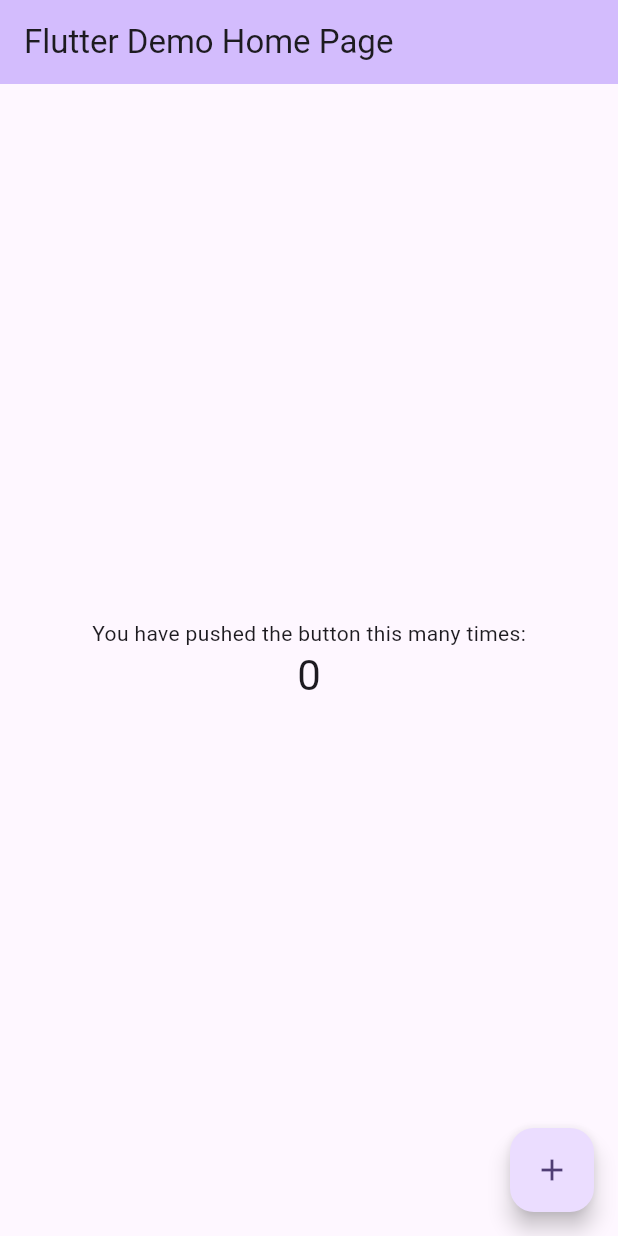
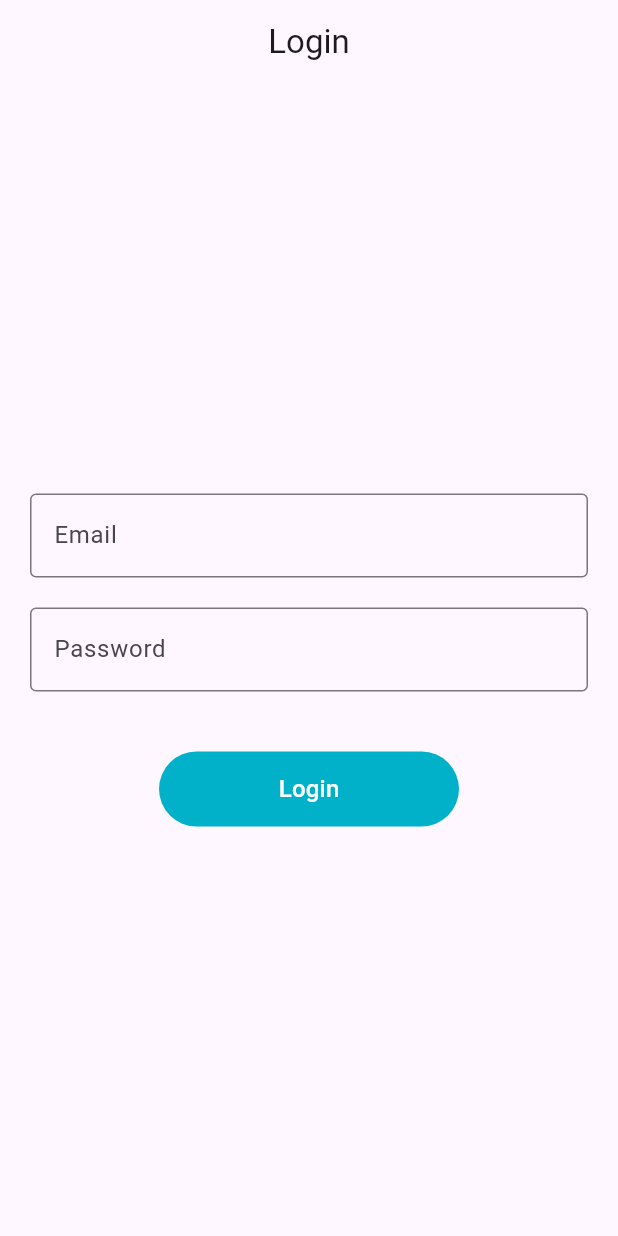
Before and after one commit to JakariaKhan-CSE/Flutter-GetX-MVVM-With-REST-APIs, a Flutter app: the screen it shows after launch, on a phone screen of 412 x 824 dp. Run offline on Flutter 3.47's test engine with Material 3 defaults, Android fonts, the phone set to English and light mode, and no system bars; our stand-ins replace fluttertoast, get, shared_preferences.

Commit message:
login view page complete.

```diff
--- a/lib/main.dart
+++ b/lib/main.dart
@@ -1,125 +1,26 @@
 import 'package:flutter/material.dart';
+import 'package:get/get.dart';
+import 'package:getx_mvvm_with_restapi/res/getx_localization/language.dart';
+import 'package:getx_mvvm_with_restapi/res/routes/routes.dart';
 
 void main() {
-  runApp(const MyApp());
+  runApp(MyApp());
 }
 
 class MyApp extends StatelessWidget {
   const MyApp({super.key});
 
-  // This widget is the root of your application.
   @override
   Widget build(BuildContext context) {
-    return MaterialApp(
-      title: 'Flutter Demo',
-      theme: ThemeData(
-        // This is the theme of your application.
-        //
-        // TRY THIS: Try running your application with "flutter run". You'll see
-        // the application has a purple toolbar. Then, without quitting the app,
-        // try changing the seedColor in the colorScheme below to Colors.green
-        // and then invoke "hot reload" (save your changes or press the "hot
-        // reload" button in a Flutter-supported IDE, or press "r" if you used
-        // the command line to start the app).
-        //
-        // Notice that the counter didn't reset back to zero; the application
-        // state is not lost during the reload. To reset the state, use hot
-        // restart instead.
-        //
-        // This works for code too, not just values: Most code changes can be
-        // tested with just a hot reload.
-        colorScheme: ColorScheme.fromSeed(seedColor: Colors.deepPurple),
-        useMaterial3: true,
-      ),
-      home: const MyHomePage(title: 'Flutter Demo Home Page'),
+    return GetMaterialApp(
+      debugShowCheckedModeBanner: false,
+      title: 'Jakaria',
+      translations: Language(),
+      locale: const Locale('en', 'US'),
+      // locale kaj na korle fallback locale execute hobe
+      fallbackLocale: Locale('en', 'US'),
+      theme: ThemeData(primarySwatch: Colors.blue),
+      getPages: AppRoutes.appRoutes(),
     );
   }
 }
-
-class MyHomePage extends StatefulWidget {
-  const MyHomePage({super.key, required this.title});
-
-  // This widget is the home page of your application. It is stateful, meaning
-  // that it has a State object (defined below) that contains fields that affect
-  // how it looks.
-
-  // This class is the configuration for the state. It holds the values (in this
-  // case the title) provided by the parent (in this case the App widget) and
-  // used by the build method of the State. Fields in a Widget subclass are
-  // always marked "final".
-
-  final String title;
-
-  @override
-  State<MyHomePage> createState() => _MyHomePageState();
-}
-
-class _MyHomePageState extends State<MyHomePage> {
-  int _counter = 0;
-
-  void _incrementCounter() {
-    setState(() {
-      // This call to setState tells the Flutter framework that something has
-      // changed in this State, which causes it to rerun the build method below
-      // so that the display can reflect the updated values. If we changed
-      // _counter without calling setState(), then the build method would not be
-      // called again, and so nothing would appear to happen.
-      _counter++;
-    });
-  }
-
-  @override
-  Widget build(BuildContext context) {
-    // This method is rerun every time setState is called, for instance as done
-    // by the _incrementCounter method above.
-    //
-    // The Flutter framework has been optimized to make rerunning build methods
-    // fast, so that you can just rebuild anything that needs updating rather
-    // than having to individually change instances of widgets.
-    return Scaffold(
-      appBar: AppBar(
-        // TRY THIS: Try changing the color here to a specific color (to
-        // Colors.amber, perhaps?) and trigger a hot reload to see the AppBar
-        // change color while the other colors stay the same.
-        backgroundColor: Theme.of(context).colorScheme.inversePrimary,
-        // Here we take the value from the MyHomePage object that was created by
-        // the App.build method, and use it to set our appbar title.
-        title: Text(widget.title),
-      ),
-      body: Center(
-        // Center is a layout widget. It takes a single child and positions it
-        // in the middle of the parent.
-        child: Column(
-          // Column is also a layout widget. It takes a list of children and
-          // arranges them vertically. By default, it sizes itself to fit its
-          // children horizontally, and tries to be as tall as its parent.
-          //
-          // Column has various properties to control how it sizes itself and
-          // how it positions its children. Here we use mainAxisAlignment to
-          // center the children vertically; the main axis here is the vertical
-          // axis because Columns are vertical (the cross axis would be
-          // horizontal).
-          //
-          // TRY THIS: Invoke "debug painting" (choose the "Toggle Debug Paint"
-          // action in the IDE, or press "p" in the console), to see the
-          // wireframe for each widget.
-          mainAxisAlignment: MainAxisAlignment.center,
-          children: <Widget>[
-            const Text(
-              'You have pushed the button this many times:',
-            ),
-            Text(
-              '$_counter',
-              style: Theme.of(context).textTheme.headlineMedium,
-            ),
-          ],
-        ),
-      ),
-      floatingActionButton: FloatingActionButton(
-        onPressed: _incrementCounter,
-        tooltip: 'Increment',
-        child: const Icon(Icons.add),
-      ), // This trailing comma makes auto-formatting nicer for build methods.
-    );
-  }
-}
--- a/lib/res/routes/routes.dart
+++ b/lib/res/routes/routes.dart
@@ -1,5 +1,21 @@
+import 'package:get/get.dart';
+import 'package:getx_mvvm_with_restapi/res/routes/routes_name.dart';
+import 'package:getx_mvvm_with_restapi/view/login/login_view.dart';
+import 'package:getx_mvvm_with_restapi/view/splash_screen.dart';
+
 class AppRoutes {
-  static appRoutes() => [];
+  static appRoutes() => [
+        GetPage(
+            name: RouteName.splashScreen,
+            page: () => SplashScreen(),
+            transitionDuration: Duration(milliseconds: 250),
+            transition: Transition.leftToRightWithFade),
+        GetPage(
+            name: RouteName.loginView,
+            page: () => LoginView(),
+            transitionDuration: Duration(milliseconds: 250),
+            transition: Transition.leftToRightWithFade),
+      ];
   // static appRoutes() => [
   //   GetPage(
   //     name: RouteName.splashScreen,
--- /dev/null
+++ b/lib/view/login/login_view.dart
@@ -0,0 +1,54 @@
+import 'package:flutter/material.dart';
+import 'package:get/get.dart';
+import 'package:getx_mvvm_with_restapi/view/login/widget/input_email_widget.dart';
+import 'package:getx_mvvm_with_restapi/view/login/widget/input_password_widget.dart';
+import 'package:getx_mvvm_with_restapi/view/login/widget/login_button_widget.dart';
+import 'package:getx_mvvm_with_restapi/view_models/controller/login/login_view_model.dart';
+
+class LoginView extends StatefulWidget {
+  const LoginView({super.key});
+
+  @override
+  State<LoginView> createState() => _LoginViewState();
+}
+
+class _LoginViewState extends State<LoginView> {
+  final loginVM = Get.put(LoginViewModel());
+  final _formkey = GlobalKey<FormState>();
+  @override
+  Widget build(BuildContext context) {
+    return Scaffold(
+      appBar: AppBar(
+        centerTitle: true,
+        automaticallyImplyLeading: false,
+        title: Text('login'.tr), // means translation
+      ),
+      body: Padding(
+        padding: EdgeInsets.symmetric(horizontal: 20),
+        child: Column(
+          mainAxisAlignment: MainAxisAlignment.center,
+          crossAxisAlignment: CrossAxisAlignment.center,
+          children: [
+            Form(
+                key: _formkey, //_formkey underscore means private
+                child: Column(
+                  children: [
+                    InputEmailWidget(),
+                    const SizedBox(
+                      height: 20,
+                    ),
+                    InputPasswordWidget(),
+                  ],
+                )),
+            const SizedBox(
+              height: 40,
+            ),
+            LoginButtonWidget(
+              formKey: _formkey,
+            )
+          ],
+        ),
+      ),
+    );
+  }
+}
--- /dev/null
+++ b/lib/view/login/widget/input_email_widget.dart
@@ -0,0 +1,28 @@
+import 'package:flutter/material.dart';
+import 'package:get/get.dart';
+import 'package:getx_mvvm_with_restapi/utils/utils.dart';
+import 'package:getx_mvvm_with_restapi/view_models/controller/login/login_view_model.dart';
+
+class InputEmailWidget extends StatelessWidget {
+  final loginVM = Get.put(LoginViewModel());
+  InputEmailWidget({super.key});
+
+  @override
+  Widget build(BuildContext context) {
+    return TextFormField(
+      controller: loginVM.emailController.value,
+      focusNode: loginVM.emailFocusNode.value, // focus Node means cursor point
+      validator: (value) {
+        if (value!.isEmpty) {
+          Utils.snackBar('Email', 'Enter email');
+        }
+      },
+      onFieldSubmitted: (value) {
+        Utils.fieldFocusChange(context, loginVM.emailFocusNode.value,
+            loginVM.passwordFocusNode.value);
+      },
+      decoration: InputDecoration(
+          hintText: 'email_hint'.tr, border: OutlineInputBorder()),
+    );
+  }
+}
--- /dev/null
+++ b/lib/view/login/widget/input_password_widget.dart
@@ -0,0 +1,28 @@
+import 'package:flutter/material.dart';
+import 'package:get/get.dart';
+
+import '../../../utils/utils.dart';
+import '../../../view_models/controller/login/login_view_model.dart';
+
+class InputPasswordWidget extends StatelessWidget {
+  InputPasswordWidget({Key? key}) : super(key: key);
+
+  final loginVM = Get.put(LoginViewModel());
+
+  @override
+  Widget build(BuildContext context) {
+    return TextFormField(
+      controller: loginVM.passwordController.value,
+      focusNode: loginVM.passwordFocusNode.value,
+      obscureText: true,
+      validator: (value) {
+        if (value!.isEmpty) {
+          Utils.snackBar('Password', 'Enter password');
+        }
+      },
+      onFieldSubmitted: (value) {},
+      decoration: InputDecoration(
+          hintText: 'password_hint'.tr, border: OutlineInputBorder()),
+    );
+  }
+}
--- /dev/null
+++ b/lib/view/login/widget/login_button_widget.dart
@@ -0,0 +1,25 @@
+import 'package:flutter/material.dart';
+import 'package:get/get.dart';
+
+import '../../../res/components/round_button.dart';
+import '../../../view_models/controller/login/login_view_model.dart';
+
+class LoginButtonWidget extends StatelessWidget {
+  final formKey;
+  LoginButtonWidget({Key? key, required this.formKey}) : super(key: key);
+
+  final loginVM = Get.put(LoginViewModel());
+
+  @override
+  Widget build(BuildContext context) {
+    return Obx(() => RoundButton(
+        width: 200,
+        title: 'login'.tr,
+        loading: loginVM.loading.value,
+        onPress: () {
+          if (formKey.currentState!.validate()) {
+            loginVM.loginApi();
+          }
+        }));
+  }
+}
--- /dev/null
+++ b/lib/view/splash_screen.dart
@@ -0,0 +1,34 @@
+import 'package:flutter/material.dart';
+import 'package:get/get.dart';
+import 'package:getx_mvvm_with_restapi/view_models/services/splash_services.dart';
+
+class SplashScreen extends StatefulWidget {
+  const SplashScreen({super.key});
+
+  @override
+  State<SplashScreen> createState() => _SplashScreenState();
+}
+
+class _SplashScreenState extends State<SplashScreen> {
+  SplashServices splashServices = SplashServices();
+
+  @override
+  void initState() {
+    // TODO: implement initState
+    super.initState();
+    splashServices.isLogin();
+  }
+
+  @override
+  Widget build(BuildContext context) {
+    return Scaffold(
+      backgroundColor: Colors.teal,
+      body: Center(
+        child: Text(
+          'welcome_back'.tr,
+          textAlign: TextAlign.center,
+        ), //   'welcome_back': 'Welcome\nBack', same as localization
+      ),
+    );
+  }
+}
```
